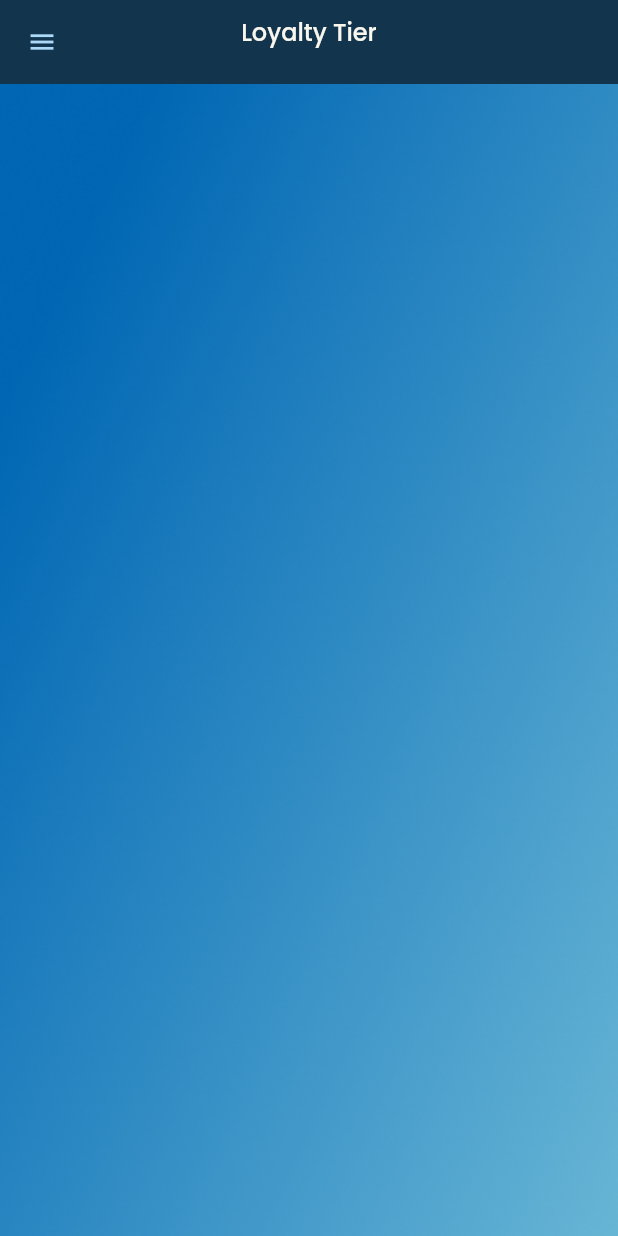
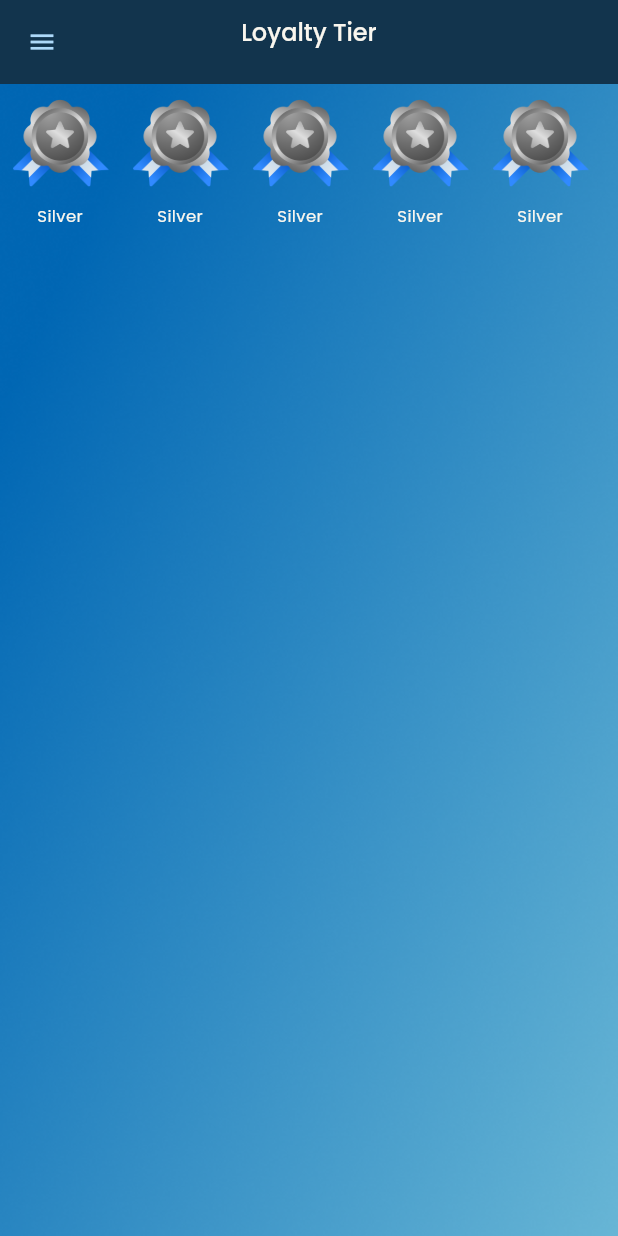
Before and after one commit to neelandrakar/retail_app_flutter, a Flutter app: the LoyaltyTierScreen screen opened directly, on a phone screen of 412 x 824 dp. Run offline on Flutter 3.47's test engine with Material 3 defaults, Android fonts, the phone set to English and light mode, and no system bars; our stand-ins replace camera, dropdown_button2, flutter_map, flutter_rating_bar, flutter_svg, geocoding and 13 more; missing offline and left inert: cloudinary_public, syncfusion_flutter_core; accounts and stored records are empty.

Commit message:
Push with loyalty tier API and UI changes

```diff
--- a/lib/constants/assets_constants.dart
+++ b/lib/constants/assets_constants.dart
@@ -57,5 +57,7 @@ class AssetsConstants{
   static const String activity = '$_pngPath/activity.png';
   static const String sale_icon = '$_pngPath/sale_icon.png';
   static const String blue_background_img = '$_pngPath/blue_background_img.png';
+  static const String bronze_badge = '$_pngPath/bronze_badge.png';
+  static const String silver_badge = '$_pngPath/silver_badge.png';
 
 }
--- a/lib/constants/global_variables.dart
+++ b/lib/constants/global_variables.dart
@@ -5,7 +5,7 @@ import 'package:retail_app_flutter/providers/ssml_loyalty_provider.dart';
 import '../models/loyalty_points_model.dart';
 import '../models/submitted_visit_model.dart';
 
-String uri = 'http://192.168.88.6:3000';
+String uri = 'http://192.168.0.194:3000';
 String appVersion = 'NA';
 double currentLatitude = 0.0;
 double currentLongitude = 0.0;
@@ -68,4 +68,8 @@ bool action_plan_submitted = false;
 List<SubmittedVisitModel> storedVisits = [];
 PendingDataModel allPendingData = PendingDataModel(stored_visits: storedVisits);
 
-LoyaltyPointsModel loyaltyPointsModel = LoyaltyPointsModel(total_sale: 0, invoice_wise_points: []);
+LoyaltyPointsModel loyaltyPointsModel = LoyaltyPointsModel(
+    total_sale: 0,
+    invoice_wise_points: [],
+    loyalty_tiers: []
+);
--- a/lib/providers/ssml_loyalty_provider.dart
+++ b/lib/providers/ssml_loyalty_provider.dart
@@ -7,7 +7,8 @@ class SSMLLoyaltyProvider extends ChangeNotifier{
 
   LoyaltyPointsModel loyaltyPointsModel = LoyaltyPointsModel(
       total_sale: 0,
-      invoice_wise_points: []
+      invoice_wise_points: [],
+      loyalty_tiers: []
   );
 
   // List<DealerMaster> get dealer => dealer_master;
--- a/lib/ssml_loyalty/screens/loyalty_tier_screen.dart
+++ b/lib/ssml_loyalty/screens/loyalty_tier_screen.dart
@@ -1,5 +1,8 @@
 import 'package:flutter/material.dart';
+import 'package:percent_indicator/circular_percent_indicator.dart';
+import 'package:percent_indicator/linear_percent_indicator.dart';
 import 'package:retail_app_flutter/constants/assets_constants.dart';
+import 'package:retail_app_flutter/ssml_loyalty/widgets/tier_widget.dart';
 import '../../constants/custom_app_bar.dart';
 import '../../constants/my_colors.dart';
 import '../../constants/utils.dart';
@@ -27,11 +30,19 @@ class _LoyaltyTierScreenState extends State<LoyaltyTierScreen> {
         ),
       ),
       body: Container(
+        width: double.infinity,
+        height: double.infinity,
         decoration: BoxDecoration(
           image: DecorationImage(image: AssetImage(AssetsConstants.blue_background_img) ,fit: BoxFit.cover,
           ),
         ),
-        child: null /* add child content here */,
+        child: ListView.builder(
+            itemCount: 5,
+            scrollDirection: Axis.horizontal,
+            itemBuilder: (context, index){
+              return TierWidget();
+            }
+        ),
       ),
     );
   }
--- a/lib/ssml_loyalty/services/ssml_loyalty_services.dart
+++ b/lib/ssml_loyalty/services/ssml_loyalty_services.dart
@@ -4,6 +4,7 @@ import 'package:flutter/cupertino.dart';
 import 'package:flutter/material.dart';
 import 'package:http/http.dart' as http;
 import 'package:provider/provider.dart';
+import 'package:retail_app_flutter/models/loyalty_tier.dart';
 import 'package:retail_app_flutter/providers/ssml_loyalty_provider.dart';
 import '../../constants/global_variables.dart';
 import '../../constants/http_error_handeling.dart';
@@ -43,6 +44,8 @@ class SSMLLoyaltyServices{
           onSuccess: () {
 
             ssml_loyalty_provider.getPointsData(res.body, context);
+            // ssml_loyalty_tier_provider.addLoyaltyTier(res.body[]);
+
             print('xxxxxxxx:'  + ssml_loyalty_provider.loyaltyPointsModel.invoice_wise_points!.length.toString());
             print(res.body);
 
--- a/lib/ssml_loyalty/widgets/activity_scheme_card.dart
+++ b/lib/ssml_loyalty/widgets/activity_scheme_card.dart
@@ -3,6 +3,7 @@ import 'package:flutter/material.dart';
 import 'package:retail_app_flutter/constants/assets_constants.dart';
 import 'package:retail_app_flutter/constants/global_variables.dart';
 import 'package:retail_app_flutter/constants/my_colors.dart';
+import 'package:retail_app_flutter/constants/my_fonts.dart';
 import 'package:retail_app_flutter/providers/ssml_loyalty_provider.dart';
 
 class ActivitySchemeCard extends StatefulWidget {
@@ -97,6 +98,7 @@ class _ActivitySchemeCardState extends State<ActivitySchemeCard> {
                           style: TextStyle(
                               color: MyColors.appBarColor,
                               fontSize: 15,
+                              fontFamily: MyFonts.poppins,
                               fontWeight: FontWeight.bold,
                               overflow: TextOverflow.ellipsis
                           ),
@@ -107,6 +109,7 @@ class _ActivitySchemeCardState extends State<ActivitySchemeCard> {
                           style: TextStyle(
                               color: MyColors.fadedAppbarColor,
                               fontSize: 11,
+                              fontFamily: MyFonts.poppins,
                               fontWeight: FontWeight.normal,
                               overflow: TextOverflow.ellipsis
                           ),
@@ -118,6 +121,7 @@ class _ActivitySchemeCardState extends State<ActivitySchemeCard> {
                           style: TextStyle(
                               color: MyColors.fadedBlack,
                               fontSize: 10,
+                              fontFamily: MyFonts.poppins,
                               fontWeight: FontWeight.normal,
                               overflow: TextOverflow.ellipsis
                           ),
--- /dev/null
+++ b/lib/ssml_loyalty/widgets/tier_widget.dart
@@ -0,0 +1,34 @@
+import 'package:flutter/material.dart';
+import 'package:retail_app_flutter/constants/assets_constants.dart';
+
+import '../../constants/my_colors.dart';
+import '../../constants/my_fonts.dart';
+
+class TierWidget extends StatefulWidget {
+  const TierWidget({super.key});
+
+  @override
+  State<TierWidget> createState() => _TierWidgetState();
+}
+
+class _TierWidgetState extends State<TierWidget> {
+  @override
+  Widget build(BuildContext context) {
+    return Column(
+      children: [
+        Image.asset(AssetsConstants.bronze_badge, width: 80,height: 80,),
+        Text(
+          'Silver',
+          maxLines: 1,
+          style: TextStyle(
+              color: MyColors.boneWhite,
+              fontSize: 11,
+              fontFamily: MyFonts.poppins,
+              fontWeight: FontWeight.normal,
+              overflow: TextOverflow.ellipsis
+          ),
+        )
+      ],
+    );
+  }
+}
```
Also changed, not shown: lib/models/loyalty_points_model.dart (+10 -3 lines), lib/models/loyalty_tier.dart (added, +46 -0 lines), pubspec.yaml (+1 -10 lines), assets/pngs/bronze_badge.png (added), assets/pngs/silver_badge.png (added), pubspec.lock, 1 other file.
